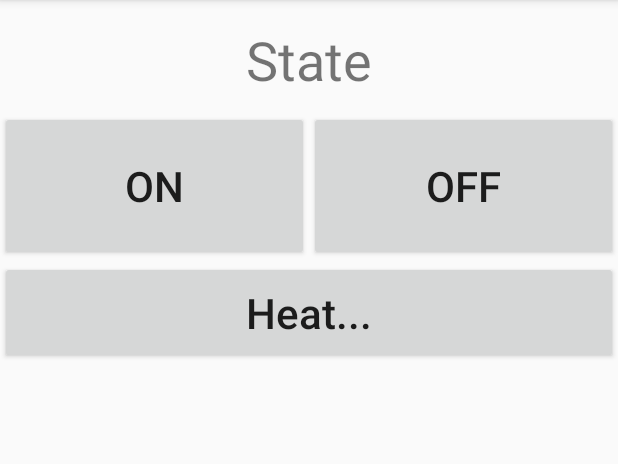
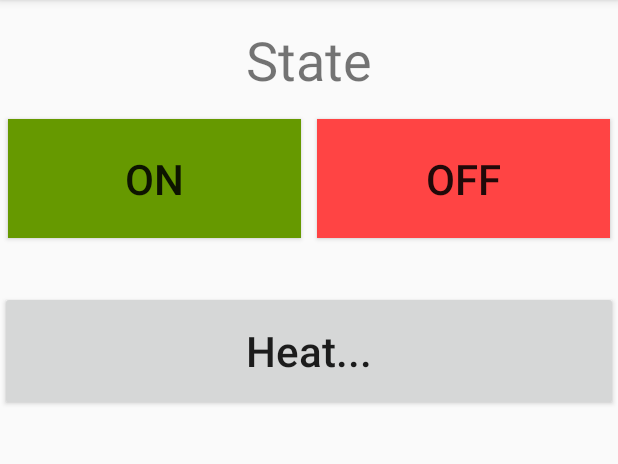
Before and after one commit to makewheels/IRControlWaterHeater-Android, an Android app: the MainActivity screen opened directly, with no data from a screen before it, on a phone screen of 412 x 824 dp, the part 84-548 px from its top. Run offline under Robolectric (Android 15) with nearby library versions, the phone set to English and light mode, and no system bars; 2 statements that could not run were skipped.

Commit message:
change button on/off color, installed to honor8

```diff
--- a/app/src/main/res/layout/activity_main.xml
+++ b/app/src/main/res/layout/activity_main.xml
@@ -18,14 +18,16 @@
 
     <LinearLayout
         android:layout_width="match_parent"
-        android:layout_height="100dp"
+        android:layout_height="90dp"
         android:orientation="horizontal">
 
         <Button
             android:id="@+id/btn_on"
             android:layout_width="wrap_content"
             android:layout_height="match_parent"
+            android:layout_margin="5dp"
             android:layout_weight="1"
+            android:background="@android:color/holo_green_dark"
             android:paddingTop="@dimen/button_padding"
             android:paddingBottom="@dimen/button_padding"
             android:text="@string/on"
@@ -37,7 +39,9 @@
             android:id="@+id/btn_off"
             android:layout_width="wrap_content"
             android:layout_height="match_parent"
+            android:layout_margin="5dp"
             android:layout_weight="1"
+            android:background="@android:color/holo_red_light"
             android:paddingTop="@dimen/button_padding"
             android:paddingBottom="@dimen/button_padding"
             android:text="@string/off"
@@ -48,8 +52,8 @@
         android:id="@+id/btn_heat"
         android:layout_width="match_parent"
         android:layout_height="wrap_content"
-        android:paddingTop="@dimen/button_padding"
-        android:paddingBottom="@dimen/button_padding"
+        android:layout_marginTop="30dp"
+        android:height="80dp"
         android:text="@string/heat"
         android:textSize="28dp" />
 
```
